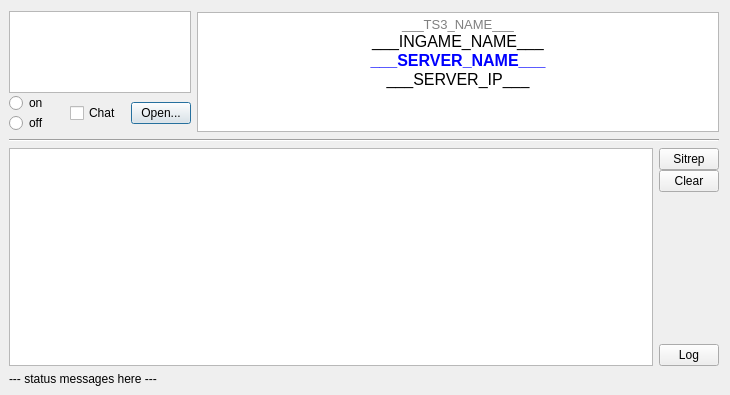
Old version of the form plugin/DayzServerIp.ui in the repository dehesselle/dayzsrvip.
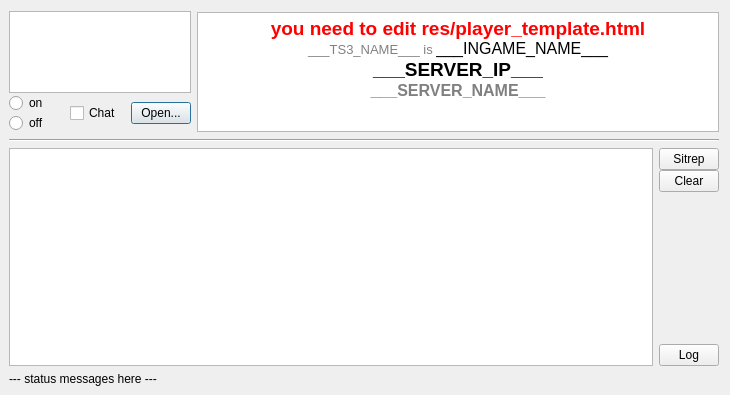
New version of the form.

Commit message:
Move html from tbPlayer to resource file
Using a html template from the resources makes handling easier.
Replacing items vom tbPlayer is now cleaner, we always use the
template as starting point and not a (more) error-prone
"replace what was replaced before" mechanism.

Player does now initialize itself. The init values were moved
from DayzServerIp to Player. Better design this way.

Player uses its own getters/setters to make it more robust.
Private getters/setters are introduced for m_dataOld.

The edit to the form file:
```diff
--- a/plugin/DayzServerIp.ui
+++ b/plugin/DayzServerIp.ui
@@ -130,10 +130,10 @@
 &lt;html&gt;&lt;head&gt;&lt;meta name=&quot;qrichtext&quot; content=&quot;1&quot; /&gt;&lt;style type=&quot;text/css&quot;&gt;
 p, li { white-space: pre-wrap; }
 &lt;/style&gt;&lt;/head&gt;&lt;body style=&quot; font-family:'MS Shell Dlg 2'; font-size:8.25pt; font-weight:400; font-style:normal;&quot;&gt;
-&lt;p align=&quot;center&quot; style=&quot; margin-top:0px; margin-bottom:0px; margin-left:0px; margin-right:0px; -qt-block-indent:0; text-indent:0px;&quot;&gt;&lt;span style=&quot; font-size:10pt; color:#808080;&quot;&gt;___TS3_NAME___&lt;/span&gt;&lt;/p&gt;
-&lt;p align=&quot;center&quot; style=&quot; margin-top:0px; margin-bottom:0px; margin-left:0px; margin-right:0px; -qt-block-indent:0; text-indent:0px;&quot;&gt;&lt;span style=&quot; font-size:12pt;&quot;&gt;___INGAME_NAME___&lt;/span&gt;&lt;/p&gt;
-&lt;p align=&quot;center&quot; style=&quot; margin-top:0px; margin-bottom:0px; margin-left:0px; margin-right:0px; -qt-block-indent:0; text-indent:0px;&quot;&gt;&lt;span style=&quot; font-size:12pt; font-weight:600; color:#0000ff;&quot;&gt;___SERVER_NAME___&lt;/span&gt;&lt;/p&gt;
-&lt;p align=&quot;center&quot; style=&quot; margin-top:0px; margin-bottom:0px; margin-left:0px; margin-right:0px; -qt-block-indent:0; text-indent:0px;&quot;&gt;&lt;span style=&quot; font-size:12pt;&quot;&gt;___SERVER_IP___&lt;/span&gt;&lt;/p&gt;
+&lt;p align=&quot;center&quot; style=&quot; margin-top:0px; margin-bottom:0px; margin-left:0px; margin-right:0px; -qt-block-indent:0; text-indent:0px;&quot;&gt;&lt;span style=&quot; font-size:14pt; font-weight:600; color:#ff0000;&quot;&gt;you need to edit res/player_template.html&lt;/span&gt;&lt;span style=&quot; font-size:10pt; color:#808080;&quot;&gt;&lt;br /&gt;___TS3_NAME___ is &lt;/span&gt;&lt;span style=&quot; font-size:12pt;&quot;&gt;___INGAME_NAME___&lt;/span&gt;&lt;/p&gt;
+&lt;p align=&quot;center&quot; style=&quot; margin-top:0px; margin-bottom:0px; margin-left:0px; margin-right:0px; -qt-block-indent:0; text-indent:0px;&quot;&gt;&lt;span style=&quot; font-size:14pt; font-weight:600;&quot;&gt;___SERVER_IP___&lt;/span&gt;&lt;/p&gt;
+&lt;p align=&quot;center&quot; style=&quot; margin-top:0px; margin-bottom:0px; margin-left:0px; margin-right:0px; -qt-block-indent:0; text-indent:0px;&quot;&gt;&lt;span style=&quot; font-size:12pt; font-weight:600; color:#808080;&quot;&gt;___SERVER_NAME___&lt;/span&gt;&lt;/p&gt;
+&lt;p align=&quot;center&quot; style=&quot;-qt-paragraph-type:empty; margin-top:0px; margin-bottom:0px; margin-left:0px; margin-right:0px; -qt-block-indent:0; text-indent:0px;&quot;&gt;&lt;br /&gt;&lt;/p&gt;
 &lt;p align=&quot;center&quot; style=&quot;-qt-paragraph-type:empty; margin-top:0px; margin-bottom:0px; margin-left:0px; margin-right:0px; -qt-block-indent:0; text-indent:0px;&quot;&gt;&lt;br /&gt;&lt;/p&gt;&lt;/body&gt;&lt;/html&gt;</string>
        </property>
       </widget>
```
The commit also changes 8 other files.
